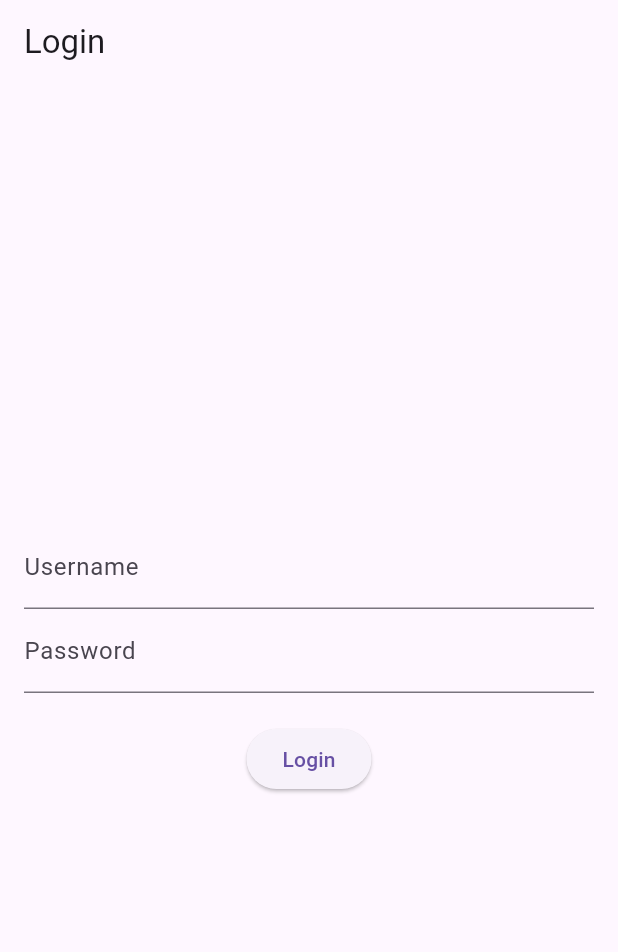
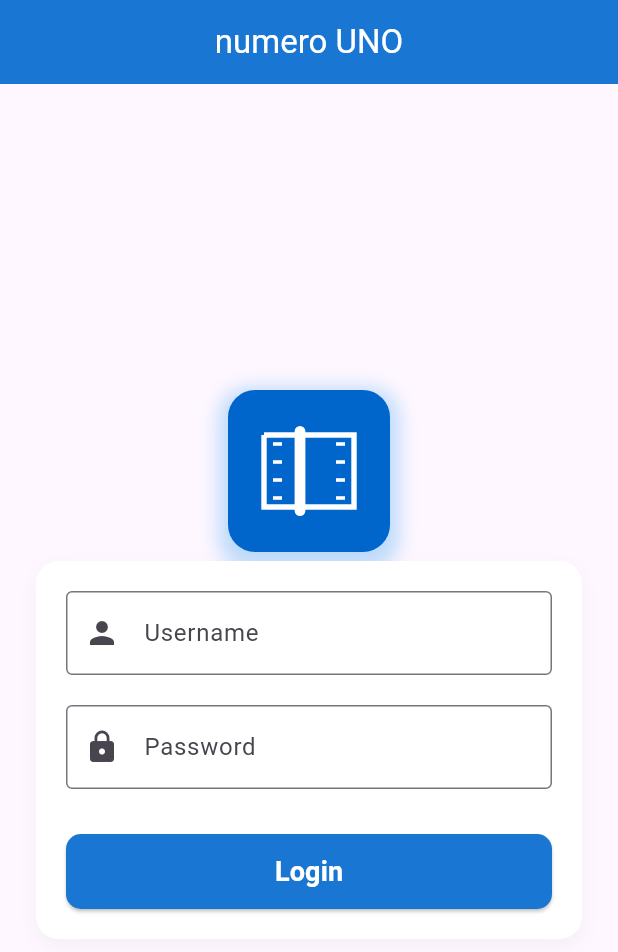
Before and after one commit to Mohtashim-1/Numero-Flutter-Attendance-App, a Flutter app: the screen it shows after launch, on a phone screen of 412 x 824 dp. Shown: the top 952 px of the screen. Run offline on Flutter 3.47's test engine with Material 3 defaults, Android fonts, the phone set to English and light mode, and no system bars; our stand-ins replace camera, connectivity_plus, csv, flutter_svg, image_picker, permission_handler and 2 more; missing offline and left inert: google_ml_kit; accounts and stored records are empty.

Commit message:
chore: fix in app

```diff
--- a/lib/main.dart
+++ b/lib/main.dart
@@ -13,6 +13,7 @@ import 'package:camera/camera.dart';
 import 'package:google_ml_kit/google_ml_kit.dart';
 import 'package:permission_handler/permission_handler.dart';
 import 'package:image_picker/image_picker.dart';
+import 'package:flutter_svg/flutter_svg.dart';
 
 const String baseUrl = 'https://numerouno-uat.u.frappe.cloud';
 const String apiToken = 'token 8a893b8d854cbe5:ea4c207706bd484';
@@ -27,9 +28,16 @@ class AttendanceApp extends StatelessWidget {
   @override
   Widget build(BuildContext context) {
     return MaterialApp(
-      title: 'Student Attendance',
-      theme: ThemeData(primarySwatch: Colors.blue),
+      title: 'numero UNO',
+      theme: ThemeData(
+        primarySwatch: Colors.blue,
+        appBarTheme: AppBarTheme(
+          backgroundColor: Colors.blue.shade700,
+          foregroundColor: Colors.white,
+        ),
+      ),
       home: const LoginPage(),
+      debugShowCheckedModeBanner: false, // Remove debug banner
     );
   }
 }
@@ -72,27 +80,102 @@ class _LoginPageState extends State<LoginPage> {
   @override
   Widget build(BuildContext context) {
     return Scaffold(
-      appBar: AppBar(title: const Text('Login')),
-      body: Padding(
-        padding: const EdgeInsets.all(16.0),
+      appBar: AppBar(
+        title: const Text('numero UNO'),
+        centerTitle: true,
+      ),
+      body: SingleChildScrollView(
+        padding: const EdgeInsets.all(24.0),
+        child: ConstrainedBox(
+          constraints: BoxConstraints(
+            minHeight: MediaQuery.of(context).size.height -
+                MediaQuery.of(context).padding.top -
+                kToolbarHeight -
+                48, // 48 for padding
+          ),
           child: Column(
             mainAxisAlignment: MainAxisAlignment.center,
             children: [
+              // NFC Logo
+              Container(
+                width: 120,
+                height: 120,
+                decoration: BoxDecoration(
+                  borderRadius: BorderRadius.circular(20),
+                  boxShadow: [
+                    BoxShadow(
+                      color: Colors.blue.withOpacity(0.3),
+                      blurRadius: 10,
+                      offset: const Offset(0, 5),
+                    ),
+                  ],
+                ),
+                child: SvgPicture.asset(
+                  'assets/images/nfc_logo.svg',
+                  width: 120,
+                  height: 120,
+                ),
+              ),
+
+              // Login Form
+              Container(
+                padding: const EdgeInsets.all(20),
+                decoration: BoxDecoration(
+                  color: Colors.white,
+                  borderRadius: BorderRadius.circular(15),
+                  boxShadow: [
+                    BoxShadow(
+                      color: Colors.grey.withOpacity(0.1),
+                      blurRadius: 10,
+                      offset: const Offset(0, 5),
+                    ),
+                  ],
+                ),
+                child: Column(
+                  children: [
                     TextField(
                       controller: _usernameController,
-              decoration: const InputDecoration(labelText: 'Username'),
-            ),
+                      decoration: const InputDecoration(
+                        labelText: 'Username',
+                        prefixIcon: Icon(Icons.person),
+                        border: OutlineInputBorder(),
+                      ),
+                    ),
+                    const SizedBox(height: 20),
                     TextField(
                       controller: _passwordController,
-              decoration: const InputDecoration(labelText: 'Password'),
+                      decoration: const InputDecoration(
+                        labelText: 'Password',
+                        prefixIcon: Icon(Icons.lock),
+                        border: OutlineInputBorder(),
+                      ),
                       obscureText: true,
                     ),
-            const SizedBox(height: 20),
-            ElevatedButton(
+                    const SizedBox(height: 30),
+                    SizedBox(
+                      width: double.infinity,
+                      height: 50,
+                      child: ElevatedButton(
                         onPressed: login,
-              child: const Text('Login'),
-            )
-          ],
+                        style: ElevatedButton.styleFrom(
+                          backgroundColor: Colors.blue.shade700,
+                          foregroundColor: Colors.white,
+                          shape: RoundedRectangleBorder(
+                            borderRadius: BorderRadius.circular(10),
+                          ),
+                        ),
+                        child: const Text(
+                          'Login',
+                          style: TextStyle(
+                              fontSize: 18, fontWeight: FontWeight.bold),
+                        ),
+                      ),
+                    ),
+                  ],
+                ),
+              ),
+            ],
+          ),
         ),
       ),
     );
@@ -390,7 +473,14 @@ class _AttendanceListPageState extends State<AttendanceListPage> {
 
     return Scaffold(
       appBar: AppBar(
-        title: const Text("Attendance List"),
+        title: Row(
+          children: [
+            const Icon(Icons.nfc, size: 28),
+            const SizedBox(width: 10),
+            const Text("Attendance List"),
+          ],
+        ),
+        centerTitle: true,
         actions: [
           Icon(
             isOnline ? Icons.wifi : Icons.wifi_off,
@@ -576,7 +666,16 @@ class SignaturePad extends StatelessWidget {
   @override
   Widget build(BuildContext context) {
     return Scaffold(
-      appBar: AppBar(title: const Text("Sign Attendance")),
+      appBar: AppBar(
+        title: Row(
+          children: [
+            const Icon(Icons.nfc, size: 24),
+            const SizedBox(width: 8),
+            const Text("Sign Attendance"),
+          ],
+        ),
+        centerTitle: true,
+      ),
       body: Column(
         children: [
           Padding(
@@ -630,7 +729,16 @@ class SubmittedAttendancePage extends StatelessWidget {
   @override
   Widget build(BuildContext context) {
     return Scaffold(
-      appBar: AppBar(title: const Text("Submitted Attendance")),
+      appBar: AppBar(
+        title: Row(
+          children: [
+            const Icon(Icons.nfc, size: 24),
+            const SizedBox(width: 8),
+            const Text("Submitted Attendance"),
+          ],
+        ),
+        centerTitle: true,
+      ),
       body: ListView.builder(
         itemCount: submittedList.length,
         itemBuilder: (context, index) {
@@ -1821,7 +1929,7 @@ class _EmiratesIDScanPageState extends State<EmiratesIDScanPage> {
   Widget build(BuildContext context) {
     if (!_isInitialized) {
       return Scaffold(
-        appBar: AppBar(title: const Text('Emirates ID Scanner')),
+        appBar: AppBar(title: const Text('Numero UNO')),
         body: Center(
           child: Column(
             mainAxisAlignment: MainAxisAlignment.center,
@@ -1847,7 +1955,14 @@ class _EmiratesIDScanPageState extends State<EmiratesIDScanPage> {
 
     return Scaffold(
       appBar: AppBar(
-        title: const Text('Emirates ID Scanner'),
+        title: Row(
+          children: [
+            const Icon(Icons.nfc, size: 28),
+            const SizedBox(width: 10),
+            const Text('numero UNO'),
+          ],
+        ),
+        centerTitle: true,
         actions: [
           IconButton(
             icon: const Icon(Icons.info),
```
Also changed, not shown: pubspec.yaml (+4 -4 lines), assets/images/nfc_logo.svg (added), pubspec.lock, 13 other files. Lines whose indentation alone changed are shown as unchanged.
